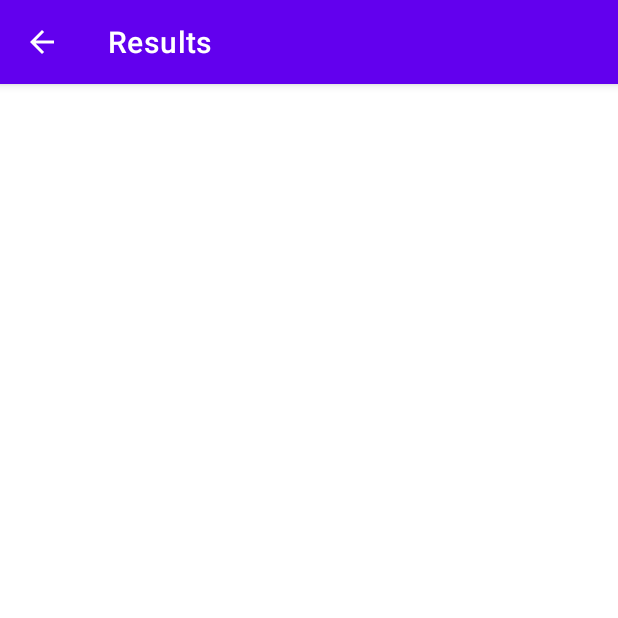
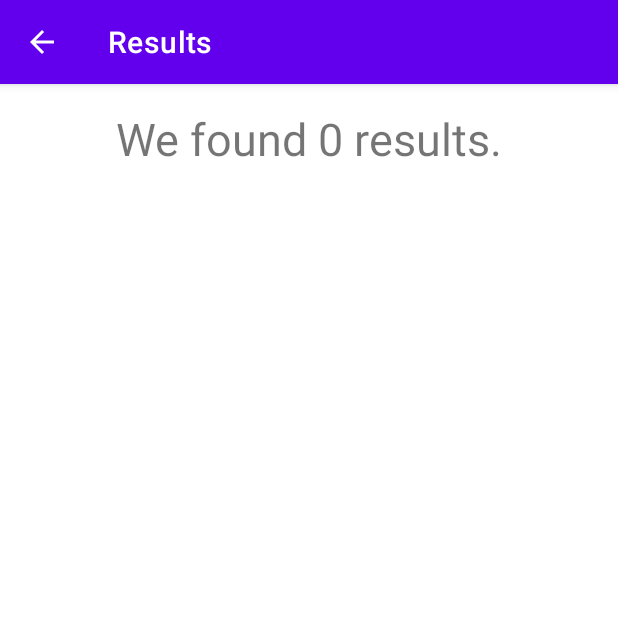
Before and after one commit to kreaselee/COMP371-homework2, an Android app: the ThirdActivity screen opened directly, with no data from a screen before it, on a phone screen of 412 x 824 dp, the top half of it. Run offline under Robolectric (Android 15) with nearby library versions, the phone set to English and light mode, and no system bars; our stand-ins replace Picasso; pictures from the network do not load.

Commit message:
Unpacked intent and set layout for third activity

```diff
--- a/app/src/main/java/com/example/homework2/Beer.java
+++ b/app/src/main/java/com/example/homework2/Beer.java
@@ -3,12 +3,12 @@ package com.example.homework2;
 public class Beer {
     // instance variables
     private String name;
+    private String description;
     private String imageUrl;
-    private String description;
     private Boolean favorite;
 
     // constructor
-    public Beer(String name, String imageUrl, String description) {
+    public Beer(String name, String description, String imageUrl) {
         this.name = name;
         this.imageUrl = imageUrl;
         this.description = description;
--- a/app/src/main/java/com/example/homework2/BeerAdapter.java
+++ b/app/src/main/java/com/example/homework2/BeerAdapter.java
@@ -19,7 +19,7 @@ public class BeerAdapter extends RecyclerView.Adapter<BeerAdapter.ViewHolder> {
     private List<Beer> beers;
 
     // pass this list into the constructor of the adapter
-    public BeerAdapter(List<Beer> beerList) {
+    public BeerAdapter(List<Beer> beers) {
         this.beers = beers;
     }
 
@@ -50,6 +50,7 @@ public class BeerAdapter extends RecyclerView.Adapter<BeerAdapter.ViewHolder> {
                 // launch next activity
             }
         });
+
     }
 
     @Override
--- a/app/src/main/java/com/example/homework2/ThirdActivity.java
+++ b/app/src/main/java/com/example/homework2/ThirdActivity.java
@@ -1,14 +1,53 @@
 package com.example.homework2;
 
+import android.content.Intent;
 import android.os.Bundle;
+import android.widget.TextView;
 
 import androidx.annotation.Nullable;
 import androidx.appcompat.app.AppCompatActivity;
+import androidx.recyclerview.widget.LinearLayoutManager;
+import androidx.recyclerview.widget.RecyclerView;
+
+import java.util.ArrayList;
 
 public class ThirdActivity extends AppCompatActivity {
+
+    private ArrayList<Beer> beers;
+    private TextView textView_results;
+    private RecyclerView recyclerView;
+
     @Override
     protected void onCreate(@Nullable Bundle savedInstanceState) {
         super.onCreate(savedInstanceState);
         setContentView(R.layout.activity_third);
+
+        // look up views by id
+        textView_results = findViewById(R.id.textView_results);
+        recyclerView = findViewById(R.id.recyclerView_results);
+
+        // implement ArrayList
+        beers = new ArrayList<>();
+
+        // unpack the intent
+        Intent intent = getIntent();
+        int numResults = intent.getIntExtra("numResults", 0);
+        textView_results.setText("We found " + numResults + " results.");
+
+        for (int i = 0; i < numResults; i++) {
+            String name = intent.getStringArrayListExtra("names").get(i);
+            String description = intent.getStringArrayListExtra("descriptions").get(i);
+            String imageUrl = intent.getStringArrayListExtra("images").get(i);
+            Beer beer = new Beer(name, description, imageUrl);
+            beers.add(beer);
+        }
+
+        // create adapter to pass in the data
+        BeerAdapter adapter = new BeerAdapter(beers);
+        // attach the adapter to the recycler view to populate
+        recyclerView.setAdapter(adapter);
+        // layout manager
+        recyclerView.setLayoutManager(new LinearLayoutManager(this));
+
     }
 }
--- a/app/src/main/res/layout/activity_third.xml
+++ b/app/src/main/res/layout/activity_third.xml
@@ -1,6 +1,35 @@
 <?xml version="1.0" encoding="utf-8"?>
 <androidx.constraintlayout.widget.ConstraintLayout
-    xmlns:android="http://schemas.android.com/apk/res/android" android:layout_width="match_parent"
+    xmlns:android="http://schemas.android.com/apk/res/android"
+    xmlns:app="http://schemas.android.com/apk/res-auto"
+    xmlns:tools="http://schemas.android.com/tools"
+    android:layout_width="match_parent"
     android:layout_height="match_parent">
 
+    <TextView
+        android:id="@+id/textView_results"
+        android:layout_width="wrap_content"
+        android:layout_height="wrap_content"
+        android:layout_marginStart="16dp"
+        android:layout_marginTop="16dp"
+        android:layout_marginEnd="16dp"
+        android:text=""
+        android:textSize="30sp"
+        app:layout_constraintEnd_toEndOf="parent"
+        app:layout_constraintStart_toStartOf="parent"
+        app:layout_constraintTop_toTopOf="parent" />
+
+    <androidx.recyclerview.widget.RecyclerView
+        android:id="@+id/recyclerView_results"
+        android:layout_width="match_parent"
+        android:layout_height="0dp"
+        android:layout_marginStart="8dp"
+        android:layout_marginTop="8dp"
+        android:layout_marginEnd="8dp"
+        android:layout_marginBottom="8dp"
+        app:layout_constraintBottom_toBottomOf="parent"
+        app:layout_constraintEnd_toEndOf="parent"
+        app:layout_constraintHorizontal_bias="0.0"
+        app:layout_constraintStart_toStartOf="parent"
+        app:layout_constraintTop_toBottomOf="@+id/textView_results" />
 </androidx.constraintlayout.widget.ConstraintLayout>
```
Also changed, not shown: app/src/main/java/com/example/homework2/SecondActivity.java (+16 -12 lines).
